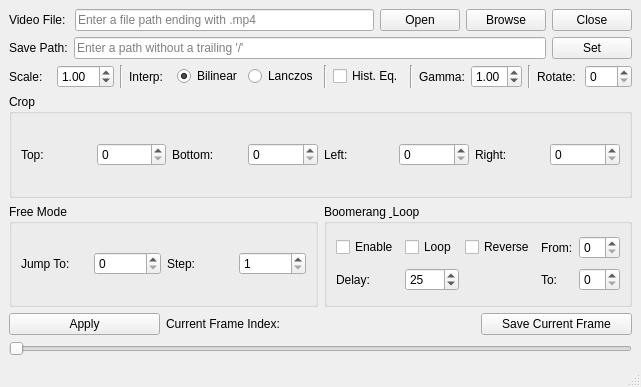
Qt form mainwindow.ui (canturkes/VideoMaster) before a commit.
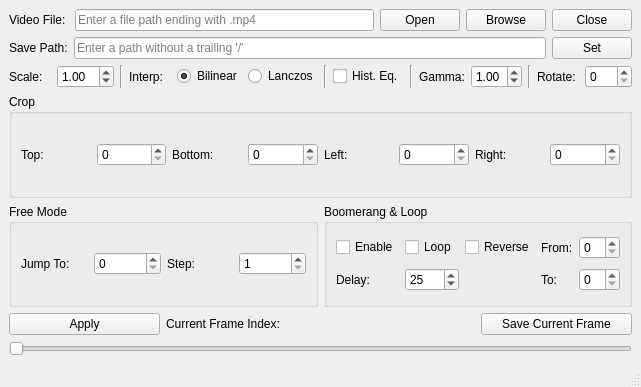
The same form after that commit.

Patch:
```diff
--- a/mainwindow.ui
+++ b/mainwindow.ui
@@ -342,7 +342,7 @@
       <item>
        <widget class="QGroupBox" name="groupBox">
         <property name="title">
-         <string>Boomerang &amp; Loop</string>
+         <string>Boomerang &amp;&amp; Loop</string>
         </property>
         <layout class="QGridLayout" name="gridLayout_2">
          <item row="0" column="4">
```
